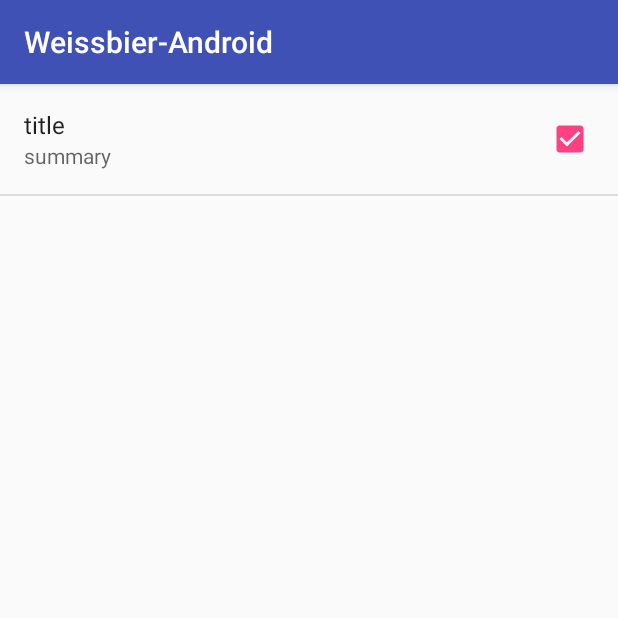
After one commit to wkarl/mia-Argon, an Android app: the fragment DefaultPreferencesFragment shown on its own in the app's theme, on a phone screen of 412 x 824 dp, the top half of it. The commit adds this screen. Run offline under Robolectric (Android 15) with nearby library versions, the phone set to English and light mode, and no system bars.

Commit message:
add empty preferences fragment

```diff
--- /dev/null
+++ b/library/src/main/java/de/prosiebensat1digital/weissbier/DefaultPreferencesFragment.java
@@ -0,0 +1,25 @@
+package de.prosiebensat1digital.weissbier;
+
+import android.os.Bundle;
+import android.app.Fragment;
+import android.preference.PreferenceFragment;
+import android.view.LayoutInflater;
+import android.view.View;
+import android.view.ViewGroup;
+
+/**
+ * A simple {@link Fragment} subclass.
+ * Use the {@link DefaultPreferencesFragment#newInstance} factory method to
+ * create an instance of this fragment.
+ */
+public class DefaultPreferencesFragment extends PreferenceFragment {
+
+    @Override
+    public void onCreate(Bundle savedInstanceState) {
+        super.onCreate(savedInstanceState);
+
+        // Load the preferences from an XML resource
+        addPreferencesFromResource(R.xml.preferences);
+    }
+
+}
--- a/library/src/main/res/values/strings.xml
+++ b/library/src/main/res/values/strings.xml
@@ -1,3 +1,6 @@
 <resources>
     <string name="app_name">Weissbier</string>
+
+<!-- TODO: Remove or change this placeholder text -->
+    <string name="hello_blank_fragment">Hello blank fragment</string>
 </resources>
--- /dev/null
+++ b/library/src/main/res/xml/preferences.xml
@@ -0,0 +1,10 @@
+<?xml version="1.0" encoding="utf-8"?>
+<PreferenceScreen xmlns:android="http://schemas.android.com/apk/res/android">
+
+    <CheckBoxPreference
+        android:key="key"
+        android:title="title"
+        android:summary="summary"
+        android:defaultValue="true" />
+
+</PreferenceScreen>
```
Also changed, not shown: library/src/main/AndroidManifest.xml (+5 -6 lines), library/src/main/java/de/prosiebensat1digital/weissbier/Weissbier.java (+12 -2 lines), library/src/main/java/de/prosiebensat1digital/weissbier/WeissbierActivity.java (added, +19 -0 lines), library/src/main/res/layout/fragment_blank.xml (added, +13 -0 lines).
